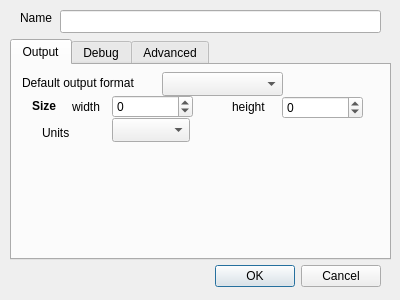
Above: src/ui/mapSetting.ui from guardeivid/MapfileEditor before the change. Below: the same form after it.
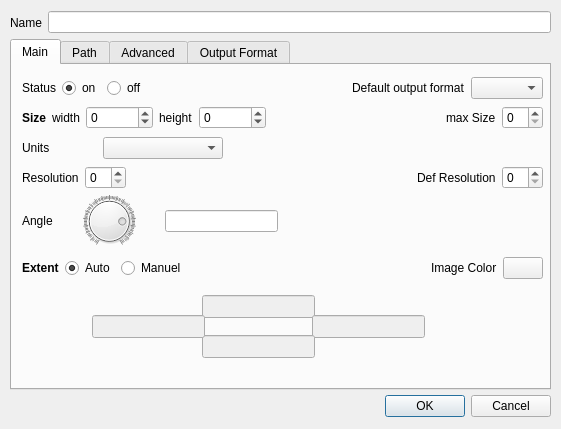
That is the form after the change. Custom widgets are drawn as their Qt base class.

```diff
--- a/src/ui/mapSetting.ui
+++ b/src/ui/mapSetting.ui
@@ -9,8 +9,8 @@
    <rect>
     <x>0</x>
     <y>0</y>
-    <width>400</width>
-    <height>300</height>
+    <width>561</width>
+    <height>429</height>
    </rect>
   </property>
   <property name="windowTitle">
@@ -19,9 +19,9 @@
   <widget class="QDialogButtonBox" name="mapSettingButtonBox">
    <property name="geometry">
     <rect>
-     <x>40</x>
-     <y>260</y>
-     <width>341</width>
+     <x>380</x>
+     <y>390</y>
+     <width>171</width>
      <height>32</height>
     </rect>
    </property>
@@ -32,39 +32,13 @@
     <set>QDialogButtonBox::Cancel|QDialogButtonBox::Ok</set>
    </property>
   </widget>
-  <widget class="QLineEdit" name="mf_name">
-   <property name="geometry">
-    <rect>
-     <x>60</x>
-     <y>10</y>
-     <width>321</width>
-     <height>23</height>
-    </rect>
-   </property>
-   <property name="text">
-    <string notr="true"/>
-   </property>
-  </widget>
-  <widget class="QLabel" name="mf_name_label">
-   <property name="geometry">
-    <rect>
-     <x>20</x>
-     <y>10</y>
-     <width>57</width>
-     <height>15</height>
-    </rect>
-   </property>
-   <property name="text">
-    <string>Name</string>
-   </property>
-  </widget>
   <widget class="QTabWidget" name="settingsForm">
    <property name="geometry">
     <rect>
      <x>10</x>
      <y>39</y>
-     <width>381</width>
-     <height>221</height>
+     <width>541</width>
+     <height>351</height>
     </rect>
    </property>
    <property name="toolTip">
@@ -75,133 +49,405 @@
    </property>
    <widget class="QWidget" name="outputTabForm">
     <attribute name="title">
-     <string>Output</string>
+     <string>Main</string>
     </attribute>
-    <widget class="QComboBox" name="mf_units">
-     <property name="geometry">
-      <rect>
-       <x>100</x>
-       <y>53</y>
-       <width>78</width>
-       <height>24</height>
-      </rect>
-     </property>
-     <property name="editable">
+    <widget class="QLineEdit" name="mf_map_extent_top">
+     <property name="enabled">
       <bool>false</bool>
      </property>
-    </widget>
-    <widget class="QLabel" name="units_label">
      <property name="geometry">
       <rect>
-       <x>30</x>
-       <y>60</y>
-       <width>57</width>
-       <height>15</height>
+       <x>190</x>
+       <y>230</y>
+       <width>113</width>
+       <height>23</height>
       </rect>
      </property>
-     <property name="text">
-      <string>Units</string>
-     </property>
     </widget>
-    <widget class="QLabel" name="size_label">
-     <property name="geometry">
-      <rect>
-       <x>20</x>
-       <y>33</y>
-       <width>57</width>
-       <height>15</height>
-      </rect>
+    <widget class="QLineEdit" name="mf_map_extent_right">
+     <property name="enabled">
+      <bool>false</bool>
      </property>
-     <property name="font">
-      <font>
-       <weight>75</weight>
-       <bold>true</bold>
-      </font>
-     </property>
-     <property name="text">
-      <string>Size</string>
-     </property>
-    </widget>
-    <widget class="QLabel" name="mf_sizewidth_label">
      <property name="geometry">
       <rect>
-       <x>60</x>
-       <y>34</y>
-       <width>57</width>
-       <height>15</height>
+       <x>300</x>
+       <y>250</y>
+       <width>113</width>
+       <height>23</height>
       </rect>
      </property>
-     <property name="text">
-      <string>width</string>
-     </property>
     </widget>
-    <widget class="QSpinBox" name="mf_sizewidth">
+    <widget class="QLineEdit" name="mf_map_extent_bottom">
+     <property name="enabled">
+      <bool>false</bool>
+     </property>
      <property name="geometry">
       <rect>
-       <x>100</x>
-       <y>30</y>
-       <width>81</width>
+       <x>190</x>
+       <y>270</y>
+       <width>113</width>
        <height>23</height>
       </rect>
      </property>
-     <property name="minimum">
-      <number>-1</number>
-     </property>
-     <property name="maximum">
-      <number>999999</number>
-     </property>
     </widget>
-    <widget class="QLabel" name="mf_sizeheight_label">
-     <property name="geometry">
-      <rect>
-       <x>220</x>
-       <y>32</y>
-       <width>50</width>
-       <height>20</height>
-      </rect>
+    <widget class="QLineEdit" name="mf_map_extent_left">
+     <property name="enabled">
+      <bool>false</bool>
      </property>
-     <property name="text">
-      <string>height</string>
-     </property>
-    </widget>
-    <widget class="QSpinBox" name="mf_sizeheight">
      <property name="geometry">
       <rect>
-       <x>270</x>
-       <y>31</y>
-       <width>81</width>
+       <x>80</x>
+       <y>250</y>
+       <width>113</width>
        <height>23</height>
       </rect>
      </property>
-     <property name="minimum">
-      <number>-1</number>
-     </property>
-     <property name="maximum">
-      <number>999999</number>
-     </property>
     </widget>
-    <widget class="QComboBox" name="mf_default_outputformat">
+    <widget class="QWidget" name="">
      <property name="geometry">
       <rect>
-       <x>150</x>
-       <y>7</y>
-       <width>121</width>
-       <height>24</height>
+       <x>10</x>
+       <y>40</y>
+       <width>521</width>
+       <height>25</height>
       </rect>
      </property>
+     <layout class="QHBoxLayout" name="horizontalLayout">
+      <item>
+       <widget class="QLabel" name="size_label">
+        <property name="font">
+         <font>
+          <weight>75</weight>
+          <bold>true</bold>
+         </font>
+        </property>
+        <property name="text">
+         <string>Size</string>
+        </property>
+       </widget>
+      </item>
+      <item>
+       <widget class="QLabel" name="mf_sizewidth_label">
+        <property name="text">
+         <string>width</string>
+        </property>
+       </widget>
+      </item>
+      <item>
+       <widget class="QSpinBox" name="mf_sizewidth">
+        <property name="minimum">
+         <number>-1</number>
+        </property>
+        <property name="maximum">
+         <number>999999</number>
+        </property>
+       </widget>
+      </item>
+      <item>
+       <widget class="QLabel" name="mf_sizeheight_label">
+        <property name="text">
+         <string>height</string>
+        </property>
+       </widget>
+      </item>
+      <item>
+       <widget class="QSpinBox" name="mf_sizeheight">
+        <property name="minimum">
+         <number>-1</number>
+        </property>
+        <property name="maximum">
+         <number>999999</number>
+        </property>
+       </widget>
+      </item>
+      <item>
+       <spacer name="horizontalSpacer_2">
+        <property name="orientation">
+         <enum>Qt::Horizontal</enum>
+        </property>
+        <property name="sizeHint" stdset="0">
+         <size>
+          <width>40</width>
+          <height>20</height>
+         </size>
+        </property>
+       </spacer>
+      </item>
+      <item>
+       <widget class="QLabel" name="label_2">
+        <property name="text">
+         <string>max Size</string>
+        </property>
+       </widget>
+      </item>
+      <item>
+       <widget class="QSpinBox" name="mf_maxsize"/>
+      </item>
+     </layout>
     </widget>
-    <widget class="QLabel" name="mf_default_output_label">
+    <widget class="QWidget" name="">
      <property name="geometry">
       <rect>
        <x>10</x>
        <y>10</y>
-       <width>141</width>
-       <height>16</height>
+       <width>521</width>
+       <height>26</height>
       </rect>
      </property>
-     <property name="text">
-      <string>Default output format</string>
+     <layout class="QHBoxLayout" name="horizontalLayout_2">
+      <item>
+       <widget class="QLabel" name="label">
+        <property name="text">
+         <string>Status</string>
+        </property>
+       </widget>
+      </item>
+      <item>
+       <widget class="QRadioButton" name="mf_status_on">
+        <property name="autoFillBackground">
+         <bool>false</bool>
+        </property>
+        <property name="text">
+         <string>on</string>
+        </property>
+        <property name="checked">
+         <bool>true</bool>
+        </property>
+       </widget>
+      </item>
+      <item>
+       <widget class="QRadioButton" name="mf_status_off">
+        <property name="text">
+         <string>off</string>
+        </property>
+       </widget>
+      </item>
+      <item>
+       <spacer name="horizontalSpacer_4">
+        <property name="orientation">
+         <enum>Qt::Horizontal</enum>
+        </property>
+        <property name="sizeHint" stdset="0">
+         <size>
+          <width>40</width>
+          <height>20</height>
+         </size>
+        </property>
+       </spacer>
+      </item>
+      <item>
+       <widget class="QLabel" name="mf_default_output_label">
+        <property name="text">
+         <string>Default output format</string>
+        </property>
+       </widget>
+      </item>
+      <item>
+       <widget class="QComboBox" name="mf_default_outputformat"/>
+      </item>
+     </layout>
+    </widget>
+    <widget class="QWidget" name="">
+     <property name="geometry">
+      <rect>
+       <x>10</x>
+       <y>70</y>
+       <width>201</width>
+       <height>26</height>
+      </rect>
      </property>
+     <layout class="QHBoxLayout" name="horizontalLayout_3">
+      <item>
+       <widget class="QLabel" name="units_label">
+        <property name="text">
+         <string>Units</string>
+        </property>
+       </widget>
+      </item>
+      <item>
+       <widget class="QComboBox" name="mf_units">
+        <property name="minimumSize">
+         <size>
+          <width>120</width>
+          <height>0</height>
+         </size>
+        </property>
+        <property name="maximumSize">
+         <size>
+          <width>200</width>
+          <height>16777215</height>
+         </size>
+        </property>
+        <property name="editable">
+         <bool>false</bool>
+        </property>
+       </widget>
+      </item>
+     </layout>
+    </widget>
+    <widget class="QWidget" name="">
+     <property name="geometry">
+      <rect>
+       <x>10</x>
+       <y>100</y>
+       <width>521</width>
+       <height>25</height>
+      </rect>
+     </property>
+     <layout class="QHBoxLayout" name="horizontalLayout_4">
+      <item>
+       <widget class="QLabel" name="label_3">
+        <property name="text">
+         <string>Resolution</string>
+        </property>
+       </widget>
+      </item>
+      <item>
+       <widget class="QSpinBox" name="mf_resolution"/>
+      </item>
+      <item>
+       <spacer name="horizontalSpacer_3">
+        <property name="orientation">
+         <enum>Qt::Horizontal</enum>
+        </property>
+        <property name="sizeHint" stdset="0">
+         <size>
+          <width>40</width>
+          <height>20</height>
+         </size>
+        </property>
+       </spacer>
+      </item>
+      <item>
+       <widget class="QLabel" name="label_4">
+        <property name="text">
+         <string>Def Resolution</string>
+        </property>
+       </widget>
+      </item>
+      <item>
+       <widget class="QSpinBox" name="mf_defresolution"/>
+      </item>
+     </layout>
+    </widget>
+    <widget class="QWidget" name="">
+     <property name="geometry">
+      <rect>
+       <x>10</x>
+       <y>130</y>
+       <width>256</width>
+       <height>52</height>
+      </rect>
+     </property>
+     <layout class="QHBoxLayout" name="horizontalLayout_5">
+      <item>
+       <widget class="QLabel" name="mf_map_angle_label">
+        <property name="text">
+         <string>Angle</string>
+        </property>
+       </widget>
+      </item>
+      <item>
+       <widget class="QDial" name="mf_map_angle_slider">
+        <property name="layoutDirection">
+         <enum>Qt::LeftToRight</enum>
+        </property>
+        <property name="maximum">
+         <number>360</number>
+        </property>
+        <property name="singleStep">
+         <number>1</number>
+        </property>
+        <property name="sliderPosition">
+         <number>290</number>
+        </property>
+        <property name="invertedAppearance">
+         <bool>false</bool>
+        </property>
+        <property name="invertedControls">
+         <bool>false</bool>
+        </property>
+        <property name="notchesVisible">
+         <bool>true</bool>
+        </property>
+       </widget>
+      </item>
+      <item>
+       <widget class="QLineEdit" name="mf_map_angle"/>
+      </item>
+     </layout>
+    </widget>
+    <widget class="QWidget" name="">
+     <property name="geometry">
+      <rect>
+       <x>10</x>
+       <y>190</y>
+       <width>521</width>
+       <height>26</height>
+      </rect>
+     </property>
+     <layout class="QHBoxLayout" name="horizontalLayout_6">
+      <item>
+       <widget class="QLabel" name="mf_map_extent_label">
+        <property name="font">
+         <font>
+          <weight>75</weight>
+          <bold>true</bold>
+         </font>
+        </property>
+        <property name="text">
+         <string>Extent</string>
+        </property>
+       </widget>
+      </item>
+      <item>
+       <widget class="QRadioButton" name="mf_map_extent_auto">
+        <property name="text">
+         <string>Auto</string>
+        </property>
+        <property name="checked">
+         <bool>true</bool>
+        </property>
+       </widget>
+      </item>
+      <item>
+       <widget class="QRadioButton" name="mf_map_extent_manuel">
+        <property name="text">
+         <string>Manuel</string>
+        </property>
+       </widget>
+      </item>
+      <item>
+       <spacer name="horizontalSpacer">
+        <property name="orientation">
+         <enum>Qt::Horizontal</enum>
+        </property>
+        <property name="sizeHint" stdset="0">
+         <size>
+          <width>40</width>
+          <height>20</height>
+         </size>
+        </property>
+       </spacer>
+      </item>
+      <item>
+       <widget class="QLabel" name="mf_map_imagecolor_label">
+        <property name="text">
+         <string>Image Color</string>
+        </property>
+       </widget>
+      </item>
+      <item>
+       <widget class="KColorButton" name="mf_map_imagecolor">
+        <property name="default">
+         <bool>false</bool>
+        </property>
+        <property name="alphaChannelEnabled">
+         <bool>false</bool>
+        </property>
+       </widget>
+      </item>
+     </layout>
     </widget>
    </widget>
    <widget class="QWidget" name="debugTabForm">
@@ -209,7 +455,7 @@
      <string>&lt;html&gt;&lt;head/&gt;&lt;body&gt;&lt;p&gt;Set-up the debug level.&lt;/p&gt;&lt;/body&gt;&lt;/html&gt;</string>
     </property>
     <attribute name="title">
-     <string>Debug</string>
+     <string>Path</string>
     </attribute>
    </widget>
    <widget class="QWidget" name="advancedTabForm">
@@ -223,8 +469,68 @@
      <string>Advanced</string>
     </attribute>
    </widget>
+   <widget class="QWidget" name="outputFormatTabForm">
+    <attribute name="title">
+     <string>Output Format</string>
+    </attribute>
+   </widget>
+  </widget>
+  <widget class="QWidget" name="">
+   <property name="geometry">
+    <rect>
+     <x>10</x>
+     <y>10</y>
+     <width>541</width>
+     <height>25</height>
+    </rect>
+   </property>
+   <layout class="QHBoxLayout" name="horizontalLayout_7">
+    <item>
+     <widget class="QLabel" name="mf_name_label">
+      <property name="text">
+       <string>Name</string>
+      </property>
+     </widget>
+    </item>
+    <item>
+     <widget class="QLineEdit" name="mf_name">
+      <property name="text">
+       <string notr="true"/>
+      </property>
+     </widget>
+    </item>
+   </layout>
   </widget>
  </widget>
+ <customwidgets>
+  <customwidget>
+   <class>KColorButton</class>
+   <extends>QPushButton</extends>
+   <header>kcolorbutton.h</header>
+  </customwidget>
+ </customwidgets>
+ <tabstops>
+  <tabstop>mf_name</tabstop>
+  <tabstop>settingsForm</tabstop>
+  <tabstop>mapSettingButtonBox</tabstop>
+  <tabstop>mf_sizeheight</tabstop>
+  <tabstop>mf_sizewidth</tabstop>
+  <tabstop>mf_units</tabstop>
+  <tabstop>mf_default_outputformat</tabstop>
+  <tabstop>mf_status_on</tabstop>
+  <tabstop>mf_status_off</tabstop>
+  <tabstop>mf_maxsize</tabstop>
+  <tabstop>mf_resolution</tabstop>
+  <tabstop>mf_defresolution</tabstop>
+  <tabstop>mf_map_angle_slider</tabstop>
+  <tabstop>mf_map_angle</tabstop>
+  <tabstop>mf_map_extent_auto</tabstop>
+  <tabstop>mf_map_extent_manuel</tabstop>
+  <tabstop>mf_map_extent_top</tabstop>
+  <tabstop>mf_map_extent_right</tabstop>
+  <tabstop>mf_map_extent_bottom</tabstop>
+  <tabstop>mf_map_extent_left</tabstop>
+ </tabstops>
  <resources/>
  <connections>
   <connection>
```
Left out of the diff: 52 changed lines with no effect on the pictures.
